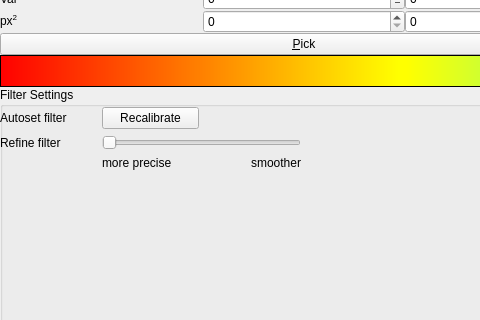
Qt form lib/ui/tab_featuresUi.ui (gasparnori/Spotter) before a commit; both pictures show x 0 to 480 and y 138 to 458 of the 813 by 613 pixel window.
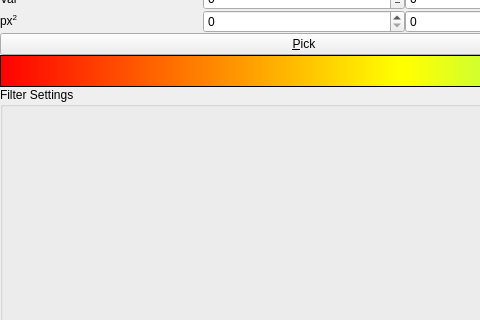
The same form after that commit.

Diff of the .ui file:
```diff
--- a/lib/ui/tab_featuresUi.ui
+++ b/lib/ui/tab_featuresUi.ui
@@ -482,81 +482,8 @@
              <property name="title">
               <string>Filter Settings</string>
              </property>
-             <widget class="QWidget" name="gridLayoutWidget">
-              <property name="geometry">
-               <rect>
-                <x>0</x>
-                <y>20</y>
-                <width>301</width>
-                <height>107</height>
-               </rect>
-              </property>
-              <layout class="QGridLayout" name="gridLayout_8">
-               <item row="2" column="0">
-                <widget class="QLabel" name="filterLabel">
-                 <property name="text">
-                  <string>Refine filter</string>
-                 </property>
-                </widget>
-               </item>
-               <item row="1" column="0">
-                <widget class="QLabel" name="autosetLabel">
-                 <property name="text">
-                  <string>Autoset filter</string>
-                 </property>
-                </widget>
-               </item>
-               <item row="3" column="2">
-                <widget class="QLabel" name="filterMaxLabel">
-                 <property name="text">
-                  <string>smoother</string>
-                 </property>
-                 <property name="alignment">
-                  <set>Qt::AlignRight|Qt::AlignTop|Qt::AlignTrailing</set>
-                 </property>
-                </widget>
-               </item>
-               <item row="3" column="1">
-                <widget class="QLabel" name="label">
-                 <property name="text">
-                  <string>more precise</string>
-                 </property>
-                 <property name="alignment">
-                  <set>Qt::AlignLeading|Qt::AlignLeft|Qt::AlignTop</set>
-                 </property>
-                </widget>
-               </item>
-               <item row="2" column="1" colspan="2">
-                <widget class="QSlider" name="filterSlider">
-                 <property name="toolTip">
-                  <string>&lt;html&gt;&lt;head/&gt;&lt;body&gt;&lt;p&gt;The higher the value, the more smooth the movement&lt;/p&gt;&lt;/body&gt;&lt;/html&gt;</string>
-                 </property>
-                 <property name="whatsThis">
-                  <string>&lt;html&gt;&lt;head/&gt;&lt;body&gt;&lt;p&gt;Here you can set the observation covariance for the Kalman filter&lt;/p&gt;&lt;/body&gt;&lt;/html&gt;</string>
-                 </property>
-                 <property name="minimum">
-                  <number>1</number>
-                 </property>
-                 <property name="maximum">
-                  <number>999</number>
-                 </property>
-                 <property name="singleStep">
-                  <number>10</number>
-                 </property>
-                 <property name="orientation">
-                  <enum>Qt::Horizontal</enum>
-                 </property>
-                </widget>
-               </item>
-               <item row="1" column="1">
-                <widget class="QPushButton" name="btn_filter">
-                 <property name="text">
-                  <string>Recalibrate</string>
-                 </property>
-                </widget>
-               </item>
-              </layout>
-             </widget>
+             <zorder>ckb_prediction</zorder>
+             <zorder>enable_adaptive</zorder>
             </widget>
            </item>
            <item>
```
Left out of the diff: 4 changed lines with no effect on the pictures.
